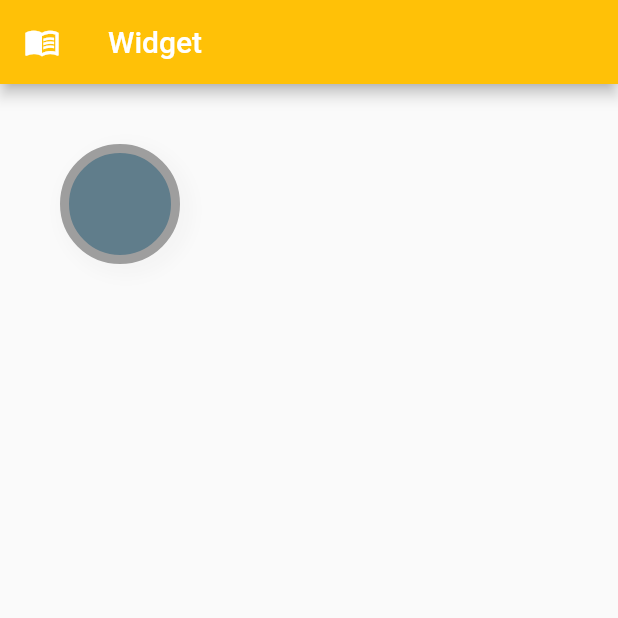
After one commit to samreenayesha2/flutter-practice, a Flutter app: the Widgets screen opened directly, on a phone screen of 412 x 824 dp, the top half of it. The commit adds this screen. Run offline on Flutter 3.47's test engine with Material 2 defaults, Android fonts, the phone set to English and light mode, and no system bars.

Commit message:
2nd commit

```diff
--- /dev/null
+++ b/lib/screens/widgets.dart
@@ -0,0 +1,45 @@
+import 'package:flutter/material.dart';
+
+class Widgets extends StatefulWidget {
+  const Widgets({Key? key}) : super(key: key);
+
+  @override
+  // ignore: library_private_types_in_public_api
+  _WidgetsState createState() => _WidgetsState();
+}
+
+class _WidgetsState extends State<Widgets> {
+  @override
+  Widget build(BuildContext context) {
+    return Scaffold(
+      appBar: AppBar(
+        title: const Text("Widget"),
+        leading: const Icon(Icons.menu_book),
+        backgroundColor: Colors.amber,
+      ),
+      body: Container(
+        height: 80,
+        width: 80,
+        padding: const EdgeInsets.all(20.0),
+        margin: const EdgeInsets.all(40.0),
+        alignment: Alignment.center,
+        decoration: BoxDecoration(
+          color: Colors.blueGrey,
+          //borderRadius: BorderRadius.circular(10.0),
+          border: Border.all(color: Colors.grey, width: 6.0),
+          shape: BoxShape.circle,
+          boxShadow: [
+            BoxShadow(
+                color: Colors.grey.shade100,
+                blurRadius: 7,
+                spreadRadius: 5,
+                offset: const Offset(4, 4))
+          ],
+          // child: const Text(
+          // "boring",
+          //style: TextStyle(fontSize: 30, fontWeight: FontWeight.bold),
+        ),
+      ),
+    );
+  }
+}
--- a/pubspec.yaml
+++ b/pubspec.yaml
@@ -51,7 +51,7 @@ dev_dependencies:
 # For information on the generic Dart part of this file, see the
 # following page: https://dart.dev/tools/pub/pubspec
 
-# The following section is specific to Flutter packages.
+# The following 11111111111section is specific to Flutter packages.
 flutter:
 
   # The following line ensures that the Material Icons font is
```
Also changed, not shown: lib/main.dart (+5 -2 lines), lib/screens/appbar.dart (added, +56 -0 lines), lib/screens/buttons.dart (added, +38 -0 lines), lib/screens/first_screen.dart (+54 -12 lines), lib/screens/listview.dart (added, +43 -0 lines), lib/screens/rowcolumn.dart (added, +41 -0 lines), lib/screens/second_page.dart (added, +19 -0 lines), lib/rest_api.dart/api_rest.dart (added), lib/rest_api.dart/preferences_types.dart (added), lib/rest_api.dart/scroll_button.dart (added), lib/screens/listbulder.dart (added).
